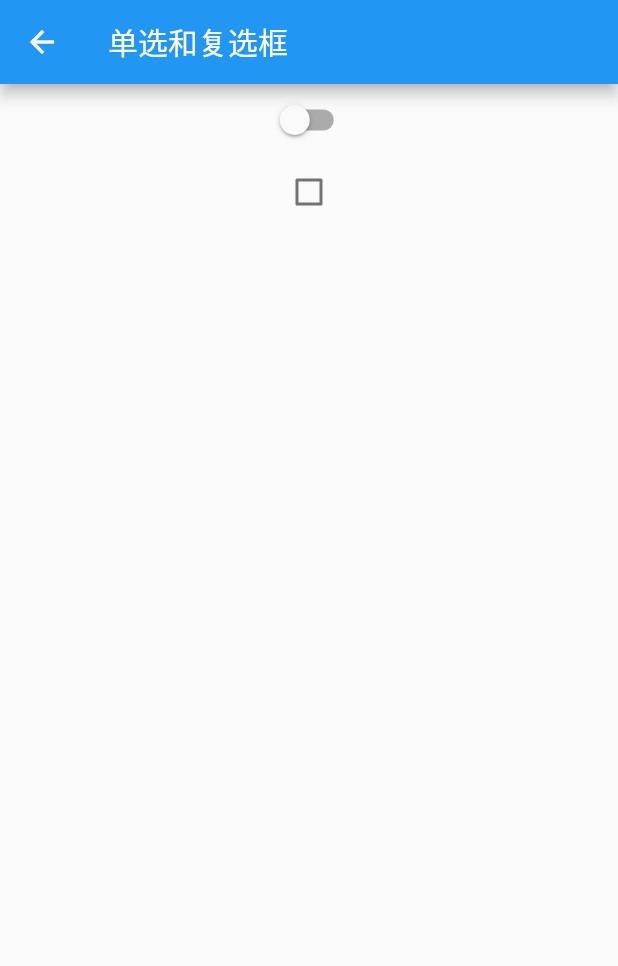
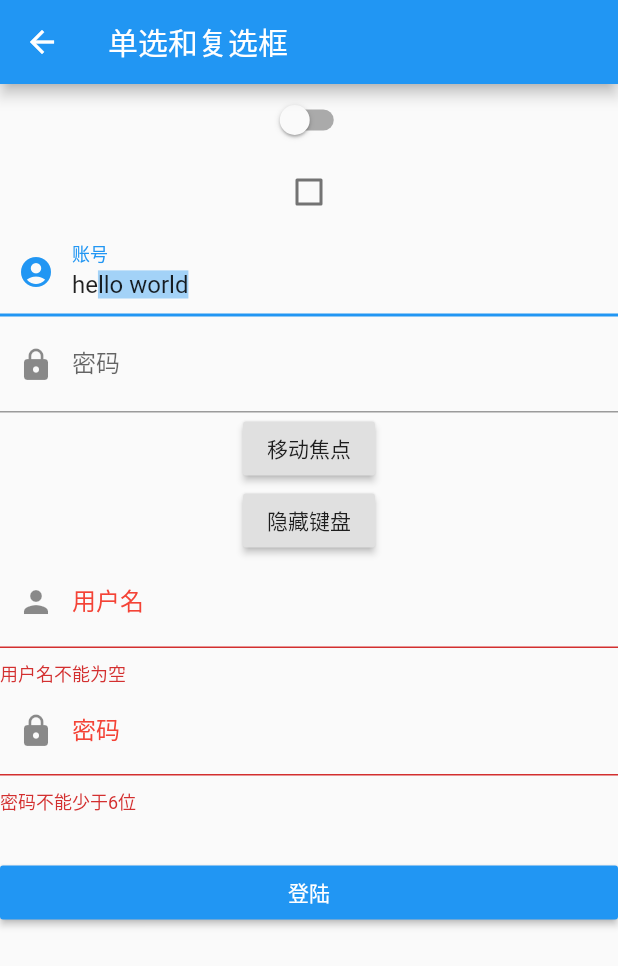
Before and after one commit to ChangerHe/HelloFlutter, a Flutter app: the PageSelector screen opened directly, on a phone screen of 412 x 824 dp. Shown: the top 966 px of the screen. Run offline on Flutter 3.47's test engine with Material 2 defaults, Android fonts, the phone set to English and light mode, and no system bars.

```diff
--- a/lib/pages/page_selector/page_selector.dart
+++ b/lib/pages/page_selector/page_selector.dart
@@ -8,6 +8,30 @@ class PageSelector extends StatefulWidget {
 class _PageSelectorState extends State<PageSelector> {
   bool _switchSelected = false;
   bool _checkboxSelected = false;
+  TextEditingController _unameController = TextEditingController();
+  FocusNode focusNode1 = FocusNode();
+  FocusNode focusNode2 = FocusNode();
+  GlobalKey _formKey = GlobalKey<FormState>();
+
+  @override
+  void initState() {
+    //监听输入改变
+    _unameController.addListener(() {
+      print(_unameController.text);
+    });
+    // TODO: 聚焦监听未生效?
+    focusNode2.addListener(() {
+      print('$focusNode2 focusNode1');
+      print('$focusNode2.hasFocus ');
+    });
+    // 设置text 的默认值
+    _unameController.text = 'hello world';
+    // 设置选中第二个字符后面的字符
+    _unameController.selection = TextSelection(
+      baseOffset: 2,
+      extentOffset: _unameController.text.length,
+    );
+  }
 
   @override
   Widget build(BuildContext context) {
@@ -36,7 +60,123 @@ class _PageSelectorState extends State<PageSelector> {
                 });
               },
               value: _checkboxSelected,
-            )
+            ),
+            TextField(
+              controller: _unameController,
+              focusNode: focusNode1,
+              decoration: InputDecoration(
+                labelText: '账号',
+                prefixIcon: Icon(Icons.account_circle),
+              ),
+              keyboardType: TextInputType.datetime,
+              autofocus: true,
+              onChanged: (v) {
+                print('$v onchanged');
+              },
+            ),
+            TextField(
+              // controller: ,
+              focusNode: focusNode2,
+              decoration: InputDecoration(
+                labelText: '密码',
+                prefixIcon: Icon(Icons.lock),
+                hintText: '你的密码',
+                // 此处的设置无效
+                border: UnderlineInputBorder(
+                  //下面代码没有效果
+                  borderSide: BorderSide(color: Colors.red, width: 5.0),
+                ),
+              ),
+              keyboardType: TextInputType.datetime,
+            ),
+            Builder(
+              builder: (ctx) {
+                return Column(
+                  children: <Widget>[
+                    RaisedButton(
+                      child: Text('移动焦点'),
+                      onPressed: () {
+                        FocusScope.of(ctx).requestFocus(focusNode2);
+                      },
+                    ),
+                    RaisedButton(
+                      child: Text('隐藏键盘'),
+                      onPressed: () {
+                        focusNode1.unfocus();
+                        focusNode2.unfocus();
+                      },
+                    ),
+                  ],
+                );
+              },
+            ),
+            // TextField在绘制下划线时使用的颜色是主题色里面的hintColor, 和提示文本颜色是一样的
+            Theme(
+                data: Theme.of(context).copyWith(
+                  hintColor: Colors.grey[200], //定义下划线颜色
+                  inputDecorationTheme: InputDecorationTheme(
+                    labelStyle: TextStyle(
+                      color: Colors.red,
+                    ), //定义label字体样式
+                    hintStyle: TextStyle(
+                      color: Colors.yellow,
+                      fontSize: 14.0,
+                    ), //定义提示文本样式
+                  ),
+                ),
+                child: Form(
+                  key: _formKey,
+                  autovalidate: true,
+                  child: Column(
+                    children: <Widget>[
+                      TextFormField(
+                        decoration: InputDecoration(
+                          labelText: "用户名",
+                          hintText: "用户名或邮箱",
+                          prefixIcon: Icon(Icons.person),
+                        ),
+                        validator: (v) =>
+                            v.trim().length > 0 ? null : "用户名不能为空",
+                      ),
+                      TextFormField(
+                        decoration: InputDecoration(
+                          prefixIcon: Icon(Icons.lock),
+                          labelText: "密码",
+                          hintText: "您的登录密码",
+                          hintStyle: TextStyle(
+                            color: Colors.grey,
+                            fontSize: 13.0,
+                          ),
+                        ),
+                        obscureText: true,
+                        validator: (v) =>
+                            v.trim().length > 5 ? null : '密码不能少于6位',
+                      ),
+                      Padding(
+                        padding: EdgeInsets.only(top: 28),
+                        child: Row(
+                          children: <Widget>[
+                            Expanded(
+                              child: RaisedButton(
+                                onPressed: () {
+                                  print(Form.of(context));
+                                  if ((_formKey.currentState as FormState)
+                                      .validate()) {
+                                    //验证通过提交数据
+                                    print('验证通过');
+                                  }
+                                },
+                                color: Theme.of(context).primaryColor,
+                                textColor: Colors.white,
+                                child: Text('登陆'),
+                              ),
+                            )
+                          ],
+                        ),
+                      )
+                    ],
+                  ),
+                )),
           ],
         ),
       ),
```
